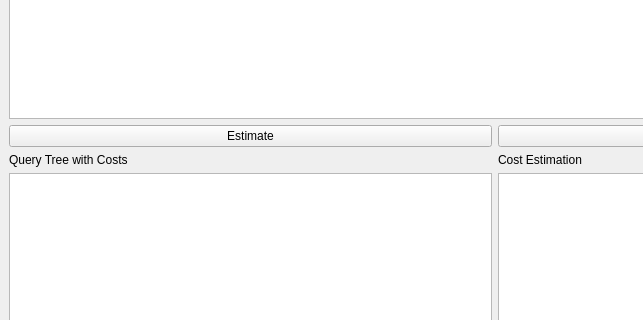
This is Project2/form.ui in wesleylcf/query-cost-explainer as Qt 5 draws it before an edit; both pictures show x 0 to 643 and y 213 to 533 of the 990 by 726 pixel window. The edited form follows.
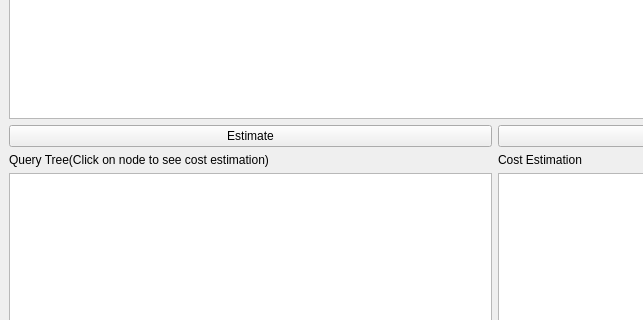
This is the edited form.

Commit message: feat: add toResponse(cost, explanation_array)) method; Update explanation texts

Diff of the .ui file:
```diff
--- a/Project2/form.ui
+++ b/Project2/form.ui
@@ -54,7 +54,7 @@
         <item>
         <widget class="QLabel" name="treeLabel">
           <property name="text">
-          <string>Query Tree with Costs</string>
+          <string>Query Tree(Click on node to see cost estimation)</string>
           </property>
         </widget>
         </item>
```
The commit also changes 2 other files.
